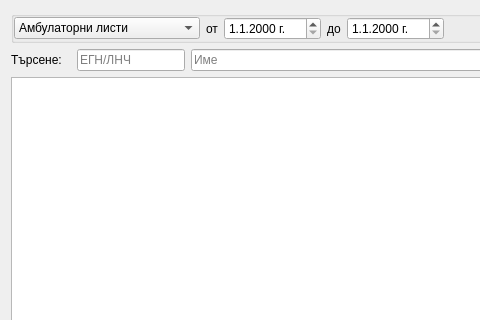
This is src/View/Widgets/BrowserDialog.ui in thefinalcutbg/DinoDent as Qt 5 draws it before an edit; both pictures show x 0 to 480 and y 0 to 320 of the 681 by 416 pixel window. The edited form follows.
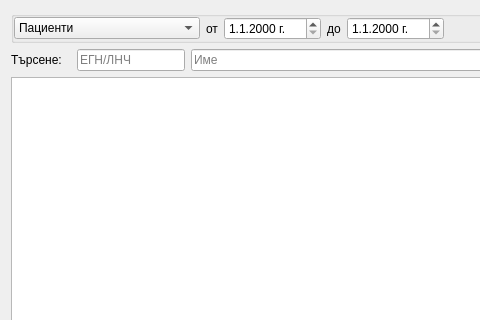
This is the edited form. Custom widgets are drawn as their Qt base class.

```diff
--- a/src/View/Widgets/BrowserDialog.ui
+++ b/src/View/Widgets/BrowserDialog.ui
@@ -43,6 +43,11 @@
           <height>0</height>
          </size>
         </property>
+        <item>
+         <property name="text">
+          <string>Пациенти</string>
+         </property>
+        </item>
         <item>
          <property name="text">
           <string>Амбулаторни листи</string>
```
Left out of the diff: 15 changed lines with no effect on the pictures.
